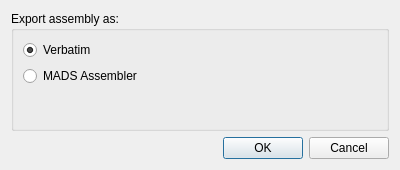
The window that src/exportassemblywindow.ui (ivop/frida) describes before a commit, drawn with Qt 5.
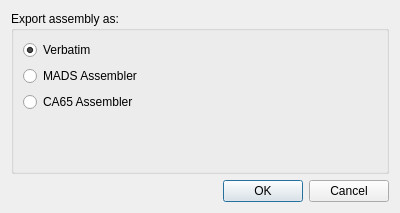
The same window after the commit.

Commit message: Add CA65 assembler export

What changed in the file:
```diff
--- a/src/exportassemblywindow.ui
+++ b/src/exportassemblywindow.ui
@@ -7,7 +7,7 @@
     <x>0</x>
     <y>0</y>
     <width>400</width>
-    <height>170</height>
+    <height>213</height>
    </rect>
   </property>
   <property name="windowTitle">
@@ -37,6 +37,13 @@
         </property>
        </widget>
       </item>
+      <item>
+       <widget class="QRadioButton" name="ca65_assembler">
+        <property name="text">
+         <string>CA65 Assembler</string>
+        </property>
+       </widget>
+      </item>
       <item>
        <spacer name="verticalSpacer">
         <property name="orientation">
```
The commit also changes 3 other files.
